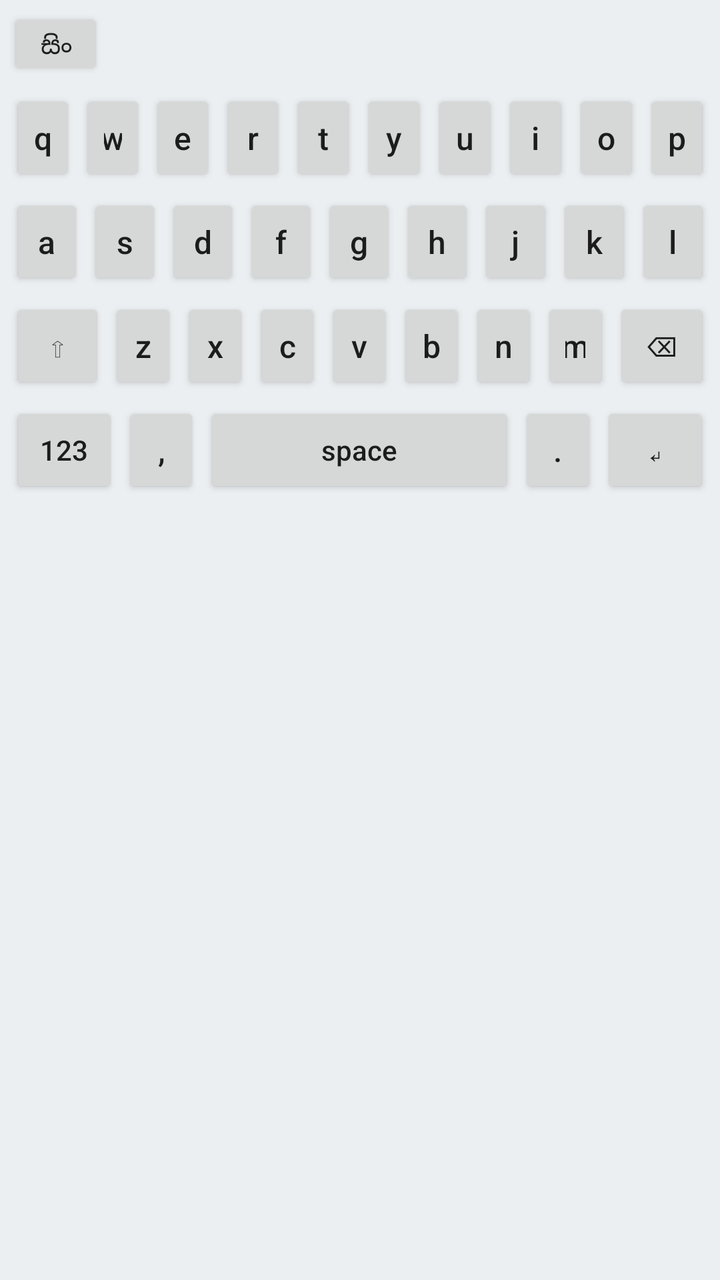
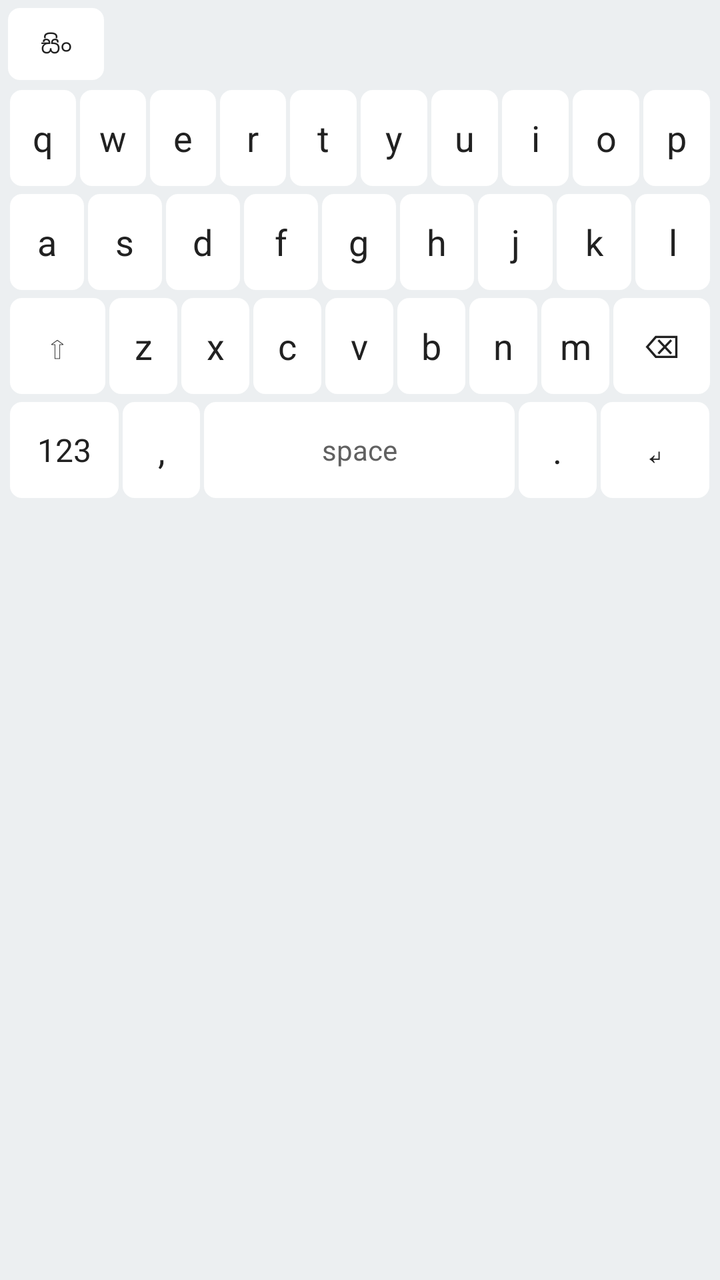

Screens rendered from an Android XML layout before and after an edit, with the pre-edit source and the edit as a unified diff.
<!-- AndroidManifest.xml: application theme Theme.SinhalaKeyboard -->
<!-- res/layout/keyboard_view.xml -->
<?xml version="1.0" encoding="utf-8"?>
<LinearLayout xmlns:android="http://schemas.android.com/apk/res/android"
    android:layout_width="match_parent"
    android:layout_height="wrap_content"
    android:background="#ECEFF1"
    android:orientation="vertical"
    android:padding="4dp">

    <LinearLayout
        android:layout_width="match_parent"
        android:layout_height="wrap_content"
        android:gravity="center_vertical"
        android:orientation="horizontal"
        android:paddingBottom="4dp">

        <Button
            android:id="@+id/btnLang"
            android:layout_width="wrap_content"
            android:layout_height="36dp"
            android:minWidth="48dp"
            android:text="@string/mode_sinhala"
            android:textSize="12sp" />

        <Button
            android:id="@+id/btnFix"
            android:layout_width="wrap_content"
            android:layout_height="36dp"
            android:layout_marginStart="4dp"
            android:text="@string/key_fix"
            android:textSize="12sp"
            android:visibility="gone" />

        <TextView
            android:id="@+id/previewBar"
            android:layout_width="0dp"
            android:layout_height="wrap_content"
            android:layout_marginStart="8dp"
            android:layout_weight="1"
            android:ellipsize="end"
            android:maxLines="1"
            android:textColor="#1B5E20"
            android:textSize="18sp" />

        <ProgressBar
            android:id="@+id/progress"
            android:layout_width="24dp"
            android:layout_height="24dp"
            android:visibility="gone" />
    </LinearLayout>

    <LinearLayout
        android:layout_width="match_parent"
        android:layout_height="wrap_content"
        android:orientation="vertical">

        <LinearLayout style="@style/KeyboardRow">
            <Button android:id="@+id/keyQ" style="@style/KeyButton" android:text="q" />
            <Button android:id="@+id/keyW" style="@style/KeyButton" android:text="w" />
            <Button android:id="@+id/keyE" style="@style/KeyButton" android:text="e" />
            <Button android:id="@+id/keyR" style="@style/KeyButton" android:text="r" />
            <Button android:id="@+id/keyT" style="@style/KeyButton" android:text="t" />
            <Button android:id="@+id/keyY" style="@style/KeyButton" android:text="y" />
            <Button android:id="@+id/keyU" style="@style/KeyButton" android:text="u" />
            <Button android:id="@+id/keyI" style="@style/KeyButton" android:text="i" />
            <Button android:id="@+id/keyO" style="@style/KeyButton" android:text="o" />
            <Button android:id="@+id/keyP" style="@style/KeyButton" android:text="p" />
        </LinearLayout>

        <LinearLayout style="@style/KeyboardRow">
            <Button android:id="@+id/keyA" style="@style/KeyButton" android:text="a" />
            <Button android:id="@+id/keyS" style="@style/KeyButton" android:text="s" />
            <Button android:id="@+id/keyD" style="@style/KeyButton" android:text="d" />
            <Button android:id="@+id/keyF" style="@style/KeyButton" android:text="f" />
            <Button android:id="@+id/keyG" style="@style/KeyButton" android:text="g" />
            <Button android:id="@+id/keyH" style="@style/KeyButton" android:text="h" />
            <Button android:id="@+id/keyJ" style="@style/KeyButton" android:text="j" />
            <Button android:id="@+id/keyK" style="@style/KeyButton" android:text="k" />
            <Button android:id="@+id/keyL" style="@style/KeyButton" android:text="l" />
        </LinearLayout>

        <LinearLayout style="@style/KeyboardRow">
            <Button android:id="@+id/keyShift" style="@style/KeyButtonWide" android:text="⇧" />
            <Button android:id="@+id/keyZ" style="@style/KeyButton" android:text="z" />
            <Button android:id="@+id/keyX" style="@style/KeyButton" android:text="x" />
            <Button android:id="@+id/keyC" style="@style/KeyButton" android:text="c" />
            <Button android:id="@+id/keyV" style="@style/KeyButton" android:text="v" />
            <Button android:id="@+id/keyB" style="@style/KeyButton" android:text="b" />
            <Button android:id="@+id/keyN" style="@style/KeyButton" android:text="n" />
            <Button android:id="@+id/keyM" style="@style/KeyButton" android:text="m" />
            <Button android:id="@+id/keyBackspace" style="@style/KeyButtonWide" android:text="⌫" />
        </LinearLayout>

        <LinearLayout style="@style/KeyboardRow">
            <Button android:id="@+id/keyNumbers" style="@style/KeyButtonWide" android:text="123" />
            <Button android:id="@+id/keyComma" style="@style/KeyButton" android:text="," />
            <Button android:id="@+id/keySpace" style="@style/KeyButtonSpace" android:text="space" />
            <Button android:id="@+id/keyPeriod" style="@style/KeyButton" android:text="." />
            <Button android:id="@+id/keyEnter" style="@style/KeyButtonWide" android:text="↵" />
        </LinearLayout>
    </LinearLayout>
</LinearLayout>
<!-- resources referenced by this layout -->
<resources>
  <string name="key_fix">Fix</string>
  <string name="mode_sinhala">සිං</string>
  <style name="KeyButton">
          <item name="android:layout_width">0dp</item>
          <item name="android:layout_height">48dp</item>
          <item name="android:layout_weight">1</item>
          <item name="android:layout_margin">1dp</item>
          <item name="android:textAllCaps">false</item>
          <item name="android:textSize">16sp</item>
      </style>
  <style name="KeyButtonSpace">
          <item name="android:layout_width">0dp</item>
          <item name="android:layout_height">48dp</item>
          <item name="android:layout_weight">4</item>
          <item name="android:layout_margin">1dp</item>
          <item name="android:textAllCaps">false</item>
          <item name="android:textSize">14sp</item>
      </style>
  <style name="KeyButtonWide">
          <item name="android:layout_width">0dp</item>
          <item name="android:layout_height">48dp</item>
          <item name="android:layout_weight">1.4</item>
          <item name="android:layout_margin">1dp</item>
          <item name="android:textAllCaps">false</item>
          <item name="android:textSize">14sp</item>
      </style>
  <style name="KeyboardRow">
          <item name="android:layout_width">match_parent</item>
          <item name="android:layout_height">wrap_content</item>
          <item name="android:orientation">horizontal</item>
          <item name="android:gravity">center</item>
          <item name="android:layout_marginBottom">2dp</item>
      </style>
  <style name="Theme.SinhalaKeyboard" parent="Theme.MaterialComponents.DayNight.DarkActionBar" />
</resources>

<!-- the commit's change to res/layout/keyboard_view.xml (unified diff, before → after) -->
@@ -13,33 +13,50 @@
         android:orientation="horizontal"
         android:paddingBottom="4dp">
 
-        <Button
+        <TextView
             android:id="@+id/btnLang"
             android:layout_width="wrap_content"
             android:layout_height="36dp"
+            android:background="@drawable/key_bg"
+            android:clickable="true"
+            android:focusable="true"
+            android:gravity="center"
             android:minWidth="48dp"
+            android:paddingHorizontal="8dp"
             android:text="@string/mode_sinhala"
+            android:textColor="#212121"
             android:textSize="12sp" />
 
-        <Button
+        <TextView
             android:id="@+id/btnFix"
             android:layout_width="wrap_content"
             android:layout_height="36dp"
             android:layout_marginStart="4dp"
+            android:background="@drawable/key_bg"
+            android:clickable="true"
+            android:focusable="true"
+            android:gravity="center"
+            android:minWidth="40dp"
+            android:paddingHorizontal="8dp"
             android:text="@string/key_fix"
+            android:textColor="#212121"
             android:textSize="12sp"
             android:visibility="gone" />
 
-        <TextView
-            android:id="@+id/previewBar"
+        <HorizontalScrollView
             android:layout_width="0dp"
             android:layout_height="wrap_content"
             android:layout_marginStart="8dp"
             android:layout_weight="1"
-            android:ellipsize="end"
-            android:maxLines="1"
-            android:textColor="#1B5E20"
-            android:textSize="18sp" />
+            android:scrollbars="none">
+
+            <LinearLayout
+                android:id="@+id/suggestionRow"
+                android:layout_width="wrap_content"
+                android:layout_height="wrap_content"
+                android:gravity="center_vertical"
+                android:orientation="horizontal" />
+        </HorizontalScrollView>
 
         <ProgressBar
             android:id="@+id/progress"
@@ -54,48 +71,48 @@
         android:orientation="vertical">
 
         <LinearLayout style="@style/KeyboardRow">
-            <Button android:id="@+id/keyQ" style="@style/KeyButton" android:text="q" />
-            <Button android:id="@+id/keyW" style="@style/KeyButton" android:text="w" />
-            <Button android:id="@+id/keyE" style="@style/KeyButton" android:text="e" />
-            <Button android:id="@+id/keyR" style="@style/KeyButton" android:text="r" />
-            <Button android:id="@+id/keyT" style="@style/KeyButton" android:text="t" />
-            <Button android:id="@+id/keyY" style="@style/KeyButton" android:text="y" />
-            <Button android:id="@+id/keyU" style="@style/KeyButton" android:text="u" />
-            <Button android:id="@+id/keyI" style="@style/KeyButton" android:text="i" />
-            <Button android:id="@+id/keyO" style="@style/KeyButton" android:text="o" />
-            <Button android:id="@+id/keyP" style="@style/KeyButton" android:text="p" />
+            <TextView android:id="@+id/keyQ" style="@style/KeyText" android:text="q" />
+            <TextView android:id="@+id/keyW" style="@style/KeyText" android:text="w" />
+            <TextView android:id="@+id/keyE" style="@style/KeyText" android:text="e" />
+            <TextView android:id="@+id/keyR" style="@style/KeyText" android:text="r" />
+            <TextView android:id="@+id/keyT" style="@style/KeyText" android:text="t" />
+            <TextView android:id="@+id/keyY" style="@style/KeyText" android:text="y" />
+            <TextView android:id="@+id/keyU" style="@style/KeyText" android:text="u" />
+            <TextView android:id="@+id/keyI" style="@style/KeyText" android:text="i" />
+            <TextView android:id="@+id/keyO" style="@style/KeyText" android:text="o" />
+            <TextView android:id="@+id/keyP" style="@style/KeyText" android:text="p" />
         </LinearLayout>
 
         <LinearLayout style="@style/KeyboardRow">
-            <Button android:id="@+id/keyA" style="@style/KeyButton" android:text="a" />
-            <Button android:id="@+id/keyS" style="@style/KeyButton" android:text="s" />
-            <Button android:id="@+id/keyD" style="@style/KeyButton" android:text="d" />
-            <Button android:id="@+id/keyF" style="@style/KeyButton" android:text="f" />
-            <Button android:id="@+id/keyG" style="@style/KeyButton" android:text="g" />
-            <Button android:id="@+id/keyH" style="@style/KeyButton" android:text="h" />
-            <Button android:id="@+id/keyJ" style="@style/KeyButton" android:text="j" />
-            <Button android:id="@+id/keyK" style="@style/KeyButton" android:text="k" />
-            <Button android:id="@+id/keyL" style="@style/KeyButton" android:text="l" />
+            <TextView android:id="@+id/keyA" style="@style/KeyText" android:text="a" />
+            <TextView android:id="@+id/keyS" style="@style/KeyText" android:text="s" />
+            <TextView android:id="@+id/keyD" style="@style/KeyText" android:text="d" />
+            <TextView android:id="@+id/keyF" style="@style/KeyText" android:text="f" />
+            <TextView android:id="@+id/keyG" style="@style/KeyText" android:text="g" />
+            <TextView android:id="@+id/keyH" style="@style/KeyText" android:text="h" />
+            <TextView android:id="@+id/keyJ" style="@style/KeyText" android:text="j" />
+            <TextView android:id="@+id/keyK" style="@style/KeyText" android:text="k" />
+            <TextView android:id="@+id/keyL" style="@style/KeyText" android:text="l" />
         </LinearLayout>
 
         <LinearLayout style="@style/KeyboardRow">
-            <Button android:id="@+id/keyShift" style="@style/KeyButtonWide" android:text="⇧" />
-            <Button android:id="@+id/keyZ" style="@style/KeyButton" android:text="z" />
-            <Button android:id="@+id/keyX" style="@style/KeyButton" android:text="x" />
-            <Button android:id="@+id/keyC" style="@style/KeyButton" android:text="c" />
-            <Button android:id="@+id/keyV" style="@style/KeyButton" android:text="v" />
-            <Button android:id="@+id/keyB" style="@style/KeyButton" android:text="b" />
-            <Button android:id="@+id/keyN" style="@style/KeyButton" android:text="n" />
-            <Button android:id="@+id/keyM" style="@style/KeyButton" android:text="m" />
-            <Button android:id="@+id/keyBackspace" style="@style/KeyButtonWide" android:text="⌫" />
+            <TextView android:id="@+id/keyShift" style="@style/KeyTextWide" android:text="⇧" />
+            <TextView android:id="@+id/keyZ" style="@style/KeyText" android:text="z" />
+            <TextView android:id="@+id/keyX" style="@style/KeyText" android:text="x" />
+            <TextView android:id="@+id/keyC" style="@style/KeyText" android:text="c" />
+            <TextView android:id="@+id/keyV" style="@style/KeyText" android:text="v" />
+            <TextView android:id="@+id/keyB" style="@style/KeyText" android:text="b" />
+            <TextView android:id="@+id/keyN" style="@style/KeyText" android:text="n" />
+            <TextView android:id="@+id/keyM" style="@style/KeyText" android:text="m" />
+            <TextView android:id="@+id/keyBackspace" style="@style/KeyTextWide" android:text="⌫" />
         </LinearLayout>
 
         <LinearLayout style="@style/KeyboardRow">
-            <Button android:id="@+id/keyNumbers" style="@style/KeyButtonWide" android:text="123" />
-            <Button android:id="@+id/keyComma" style="@style/KeyButton" android:text="," />
-            <Button android:id="@+id/keySpace" style="@style/KeyButtonSpace" android:text="space" />
-            <Button android:id="@+id/keyPeriod" style="@style/KeyButton" android:text="." />
-            <Button android:id="@+id/keyEnter" style="@style/KeyButtonWide" android:text="↵" />
+            <TextView android:id="@+id/keyNumbers" style="@style/KeyTextWide" android:text="123" />
+            <TextView android:id="@+id/keyComma" style="@style/KeyText" android:text="," />
+            <TextView android:id="@+id/keySpace" style="@style/KeyTextSpace" android:text="space" />
+            <TextView android:id="@+id/keyPeriod" style="@style/KeyText" android:text="." />
+            <TextView android:id="@+id/keyEnter" style="@style/KeyTextWide" android:text="↵" />
         </LinearLayout>
     </LinearLayout>
 </LinearLayout>
<!-- resource entries referenced after the edit -->
@@ -1,30 +1,53 @@
 <!-- resources referenced by this layout -->
 <resources>
+  <!-- drawable key_bg (drawable) -->
+  <?xml version="1.0" encoding="utf-8"?>
+  <ripple xmlns:android="http://schemas.android.com/apk/res/android"
+      android:color="#B0BEC5">
+      <item>
+          <shape android:shape="rectangle">
+              <solid android:color="#FFFFFF" />
+              <corners android:radius="6dp" />
+          </shape>
+      </item>
+  </ripple>
   <string name="key_fix">Fix</string>
   <string name="mode_sinhala">සිං</string>
-  <style name="KeyButton">
+  <style name="KeyText">
           <item name="android:layout_width">0dp</item>
           <item name="android:layout_height">48dp</item>
           <item name="android:layout_weight">1</item>
           <item name="android:layout_margin">1dp</item>
-          <item name="android:textAllCaps">false</item>
-          <item name="android:textSize">16sp</item>
+          <item name="android:gravity">center</item>
+          <item name="android:textSize">18sp</item>
+          <item name="android:textColor">#212121</item>
+          <item name="android:background">@drawable/key_bg</item>
+          <item name="android:clickable">true</item>
+          <item name="android:focusable">true</item>
       </style>
-  <style name="KeyButtonSpace">
+  <style name="KeyTextSpace">
           <item name="android:layout_width">0dp</item>
           <item name="android:layout_height">48dp</item>
           <item name="android:layout_weight">4</item>
           <item name="android:layout_margin">1dp</item>
-          <item name="android:textAllCaps">false</item>
+          <item name="android:gravity">center</item>
           <item name="android:textSize">14sp</item>
+          <item name="android:textColor">#616161</item>
+          <item name="android:background">@drawable/key_bg</item>
+          <item name="android:clickable">true</item>
+          <item name="android:focusable">true</item>
       </style>
-  <style name="KeyButtonWide">
+  <style name="KeyTextWide">
           <item name="android:layout_width">0dp</item>
           <item name="android:layout_height">48dp</item>
           <item name="android:layout_weight">1.4</item>
           <item name="android:layout_margin">1dp</item>
-          <item name="android:textAllCaps">false</item>
-          <item name="android:textSize">14sp</item>
+          <item name="android:gravity">center</item>
+          <item name="android:textSize">16sp</item>
+          <item name="android:textColor">#212121</item>
+          <item name="android:background">@drawable/key_bg</item>
+          <item name="android:clickable">true</item>
+          <item name="android:focusable">true</item>
       </style>
   <style name="KeyboardRow">
           <item name="android:layout_width">match_parent</item>
